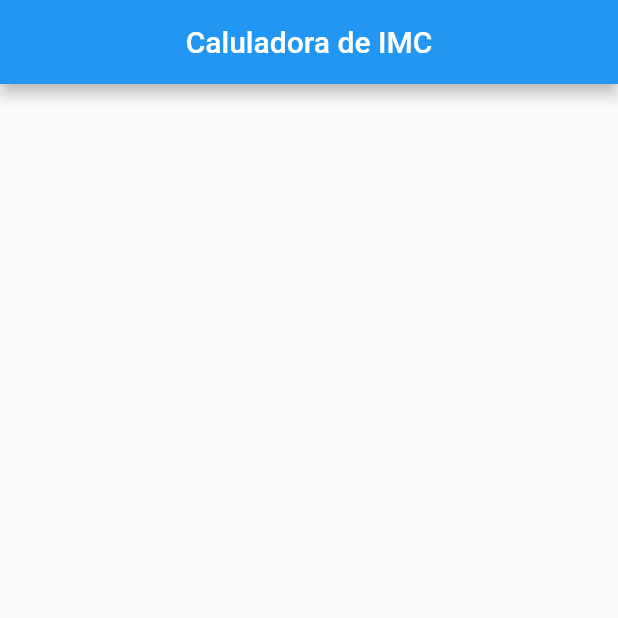
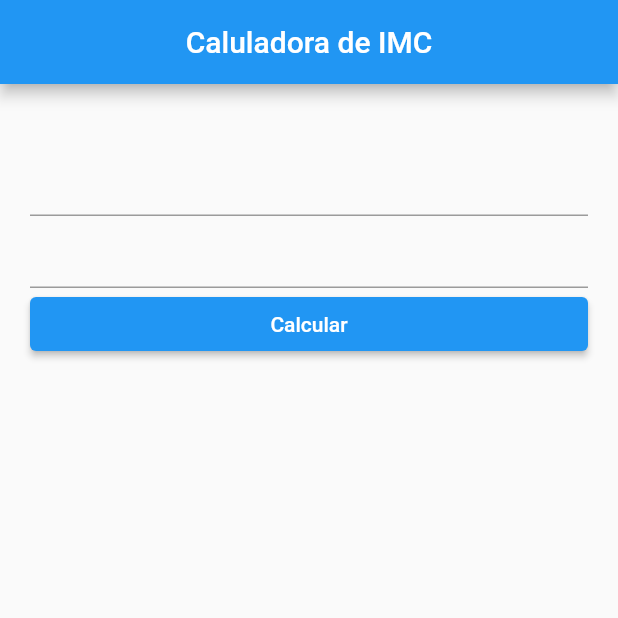
Before and after one commit to Danielmtdc16/IMC_calculator---Flutter, a Flutter app: the screen it shows after launch, on a phone screen of 412 x 824 dp, the top half of it. Run offline on Flutter 3.47's test engine with Material 2 defaults, Android fonts, the phone set to English and light mode, and no system bars.

Commit message:
Criando o escopo da tela inicial.

```diff
--- a/lib/main.dart
+++ b/lib/main.dart
@@ -21,6 +21,17 @@ class _MyAppState extends State<MyApp> {
         title: const Text("Caluladora de IMC"),
         centerTitle: true,
       ),
+      body: Padding(
+        padding: const EdgeInsets.only(right: 20, left: 20, top: 40),
+        child: Column(
+          crossAxisAlignment: CrossAxisAlignment.stretch,
+          children: [
+            TextField(),
+            TextField(),
+            ElevatedButton(onPressed: (){}, child: Text("Calcular"))
+          ],
+        ),
+      ),
     );
   }
 }
```
